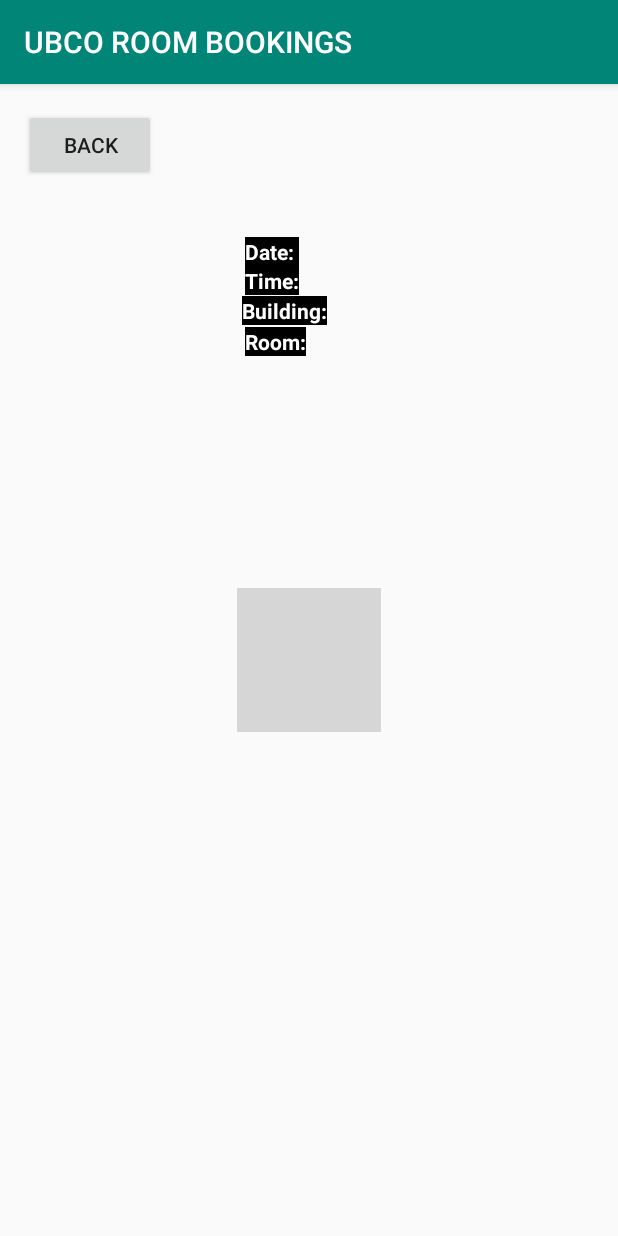
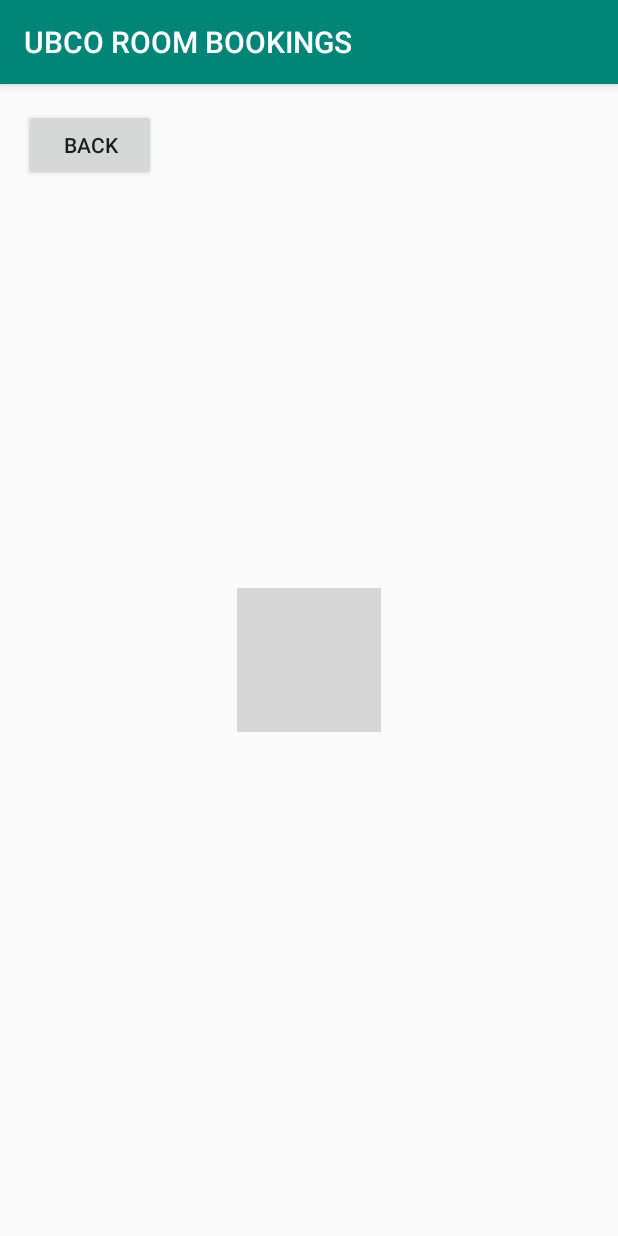
Before and after one commit to PamalM/UBCORB, an Android app: the resultPage screen opened directly, with no data from a screen before it, on a phone screen of 412 x 824 dp. Run offline under Robolectric (Android 15) with nearby library versions, the phone set to English and light mode, and no system bars; grey boxes are pictures that could not be loaded.

Commit message:
- Addition of comments - Removal of unnessesary code. - Cleaned up code structure.

```diff
--- a/app/src/main/assets/data.json
+++ /dev/null
@@ -1,18 +0,0 @@
-[
-        {
-            "date": "2020-1-18",
-            "time" : "11:30:00",
-            "building": "Commons",
-            "room": "COM 201",
-            "id": "1"
-        },
-
-        {
-            "date": "2020-1-18",
-            "time" : "12:00:00",
-            "building": "Arts",
-            "room": "COM 366",
-            "id": "1"
-        }
-
-    ]
--- a/app/src/main/java/ca/ubco/cosc341/ubco_rb/MainActivity.java
+++ b/app/src/main/java/ca/ubco/cosc341/ubco_rb/MainActivity.java
@@ -1,29 +1,20 @@
 package ca.ubco.cosc341.ubco_rb;
 
 import androidx.appcompat.app.AppCompatActivity;
-
 import android.os.Bundle;
 import android.widget.EditText;
 import android.widget.Button;
 import android.view.View;
 import android.content.Context;
 import android.content.Intent;
-import android.widget.Toast;
-
-import java.io.IOException;
-import java.io.InputStream;
-import org.json.JSONArray;
-import org.json.JSONObject;
-
-
-import java.*;
-import java.util.ArrayList;
 
 public class MainActivity extends AppCompatActivity {
 
+    //Widgets.
     EditText dateEntry, hhEntry, mmEntry, timeOfDayEntry, buildingEntry, roomEntry;
     Button sumbitButton;
 
+    //Text-Entry fields that will be passed to conduct search query.
     String room, hours, minutes, building, am_Identifier, date;
 
     @Override
@@ -31,7 +22,7 @@ public class MainActivity extends AppCompatActivity {
         super.onCreate(savedInstanceState);
         setContentView(R.layout.activity_main);
 
-        //Finding the widgets by their appropriate ids.
+        //Find textViews with ids.
         dateEntry = (EditText) findViewById(R.id.dateEntry);
         hhEntry = (EditText) findViewById(R.id.hhEntry);
         mmEntry = (EditText) findViewById(R.id.mmEntry);
@@ -39,15 +30,17 @@ public class MainActivity extends AppCompatActivity {
         buildingEntry = (EditText) findViewById(R.id.buildingEntry);
         roomEntry = (EditText) findViewById(R.id.roomEntry);
 
+        //Find button with id.
         sumbitButton = (Button) findViewById(R.id.submitButton);
 
+        //Set search button onClick event handler.
         sumbitButton.setOnClickListener(new View.OnClickListener() {
 
             //Method will execute when user clicks search button.
             //Grab current values in all text boxes, and save into variables.
             @Override
             public void onClick(View v) {
-
+                //Fetch and save the entered values into variables to be passed on later.
                 room = roomEntry.getText().toString();
                 hours = hhEntry.getText().toString();
                 minutes = mmEntry.getText().toString();
@@ -56,16 +49,15 @@ public class MainActivity extends AppCompatActivity {
                 room = roomEntry.getText().toString();
                 date = dateEntry.getText().toString();
 
-                writeToFile(date, hours, minutes, am_Identifier, building, room);
-
+                //Pass saved values onto method to be processed/printed to terminal and sent over to the search query.
+                passForQuerying(date, hours, minutes, am_Identifier, building, room);
             }
         });
     }
 
-    //Pass the values of the user's text boxes to the method to write to a text file to be passed onto loadJava.
-    public void writeToFile(String date, String hours, String minutes, String am_Identifier, String building, String room) {
-
-        System.out.println("Writing to file.");
+    //Collect and pass the entered values from the text views onto search query for processing.
+    public void passForQuerying(String date, String hours, String minutes, String am_Identifier, String building, String room) {
+        //Print the entered values on terminal.
         System.out.println("Room: " + room);
         System.out.println("Building: " + building);
         System.out.println("Hours: " + hours);
@@ -73,14 +65,9 @@ public class MainActivity extends AppCompatActivity {
         System.out.println("AM/PM: " + am_Identifier);
         System.out.println("Date: " + date);
 
-        //Method redirects user to new empty activity page with resultSet.
-        openResultPage();
+        //After printing results, open a new activity (page) for resultSet.
+        Intent intent = new Intent(this, resultPage.class);
+        startActivity(intent);
 
     }
-
-    public void openResultPage() {
-        Intent intent = new Intent(this, resultPage.class);
-        startActivity(intent);
-    }
-
 }
--- a/app/src/main/java/ca/ubco/cosc341/ubco_rb/resultPage.java
+++ b/app/src/main/java/ca/ubco/cosc341/ubco_rb/resultPage.java
@@ -1,39 +1,28 @@
 package ca.ubco.cosc341.ubco_rb;
 
 import androidx.appcompat.app.AppCompatActivity;
-
 import android.app.LauncherActivity;
 import android.content.Intent;
 import android.os.Bundle;
 import android.view.View;
-import android.widget.ArrayAdapter;
-import android.widget.BaseAdapter;
 import android.widget.Button;
 import android.widget.TextView;
-import android.widget.ListView;
 import android.content.Context;
-
-import java.util.ArrayList;
 
 public class resultPage extends AppCompatActivity {
 
+    //Widgets
     Button returnButton;
-    public static TextView date1, time1, building1, room1;
-
-    private static final String URL = "https://jsoneditoronline.org/?id=b60835f733e94c8b854499eb1c07db2f";
-    private static String date, time, building, room;
 
     @Override
     protected void onCreate(Bundle savedInstanceState) {
         super.onCreate(savedInstanceState);
         setContentView(R.layout.activity_result_page);
 
+        //Find button with id.
         returnButton = (Button) findViewById(R.id.returnButton);
-        date1 = (TextView) findViewById(R.id.date1);
-        time1 = (TextView) findViewById(R.id.time1);
-        building1 = (TextView) findViewById(R.id.building1);
-        room1 = (TextView) findViewById(R.id.room1);
 
+        //Set search button onClick event handler.
         returnButton.setOnClickListener(new View.OnClickListener() {
 
             //Method will execute when user clicks search button.
@@ -45,14 +34,12 @@ public class resultPage extends AppCompatActivity {
             }
         });
 
-
     }
 
+    //Method to be called upon back button onClick event.
     public void returnHome() {
-
         Intent intent = new Intent(this, MainActivity.class);
         startActivity(intent);
-
     }
 
 }
--- a/app/src/main/res/layout/activity_result_page.xml
+++ b/app/src/main/res/layout/activity_result_page.xml
@@ -28,64 +28,4 @@
         app:layout_constraintTop_toTopOf="parent"
         app:srcCompat="@drawable/background" />
 
-    <TextView
-        android:id="@+id/time1"
-        android:layout_width="wrap_content"
-        android:layout_height="wrap_content"
-        android:background="#000000"
-        android:text="Time:"
-        android:textColor="#FFFFFF"
-        android:textStyle="bold"
-        app:layout_constraintBottom_toBottomOf="parent"
-        app:layout_constraintEnd_toEndOf="@+id/imageView"
-        app:layout_constraintHorizontal_bias="0.09"
-        app:layout_constraintStart_toStartOf="@+id/imageView"
-        app:layout_constraintTop_toTopOf="parent"
-        app:layout_constraintVertical_bias="0.162" />
-
-    <TextView
-        android:id="@+id/room1"
-        android:layout_width="wrap_content"
-        android:layout_height="wrap_content"
-        android:background="#000000"
-        android:text="Room:"
-        android:textColor="#FFFFFF"
-        android:textStyle="bold"
-        app:layout_constraintBottom_toBottomOf="parent"
-        app:layout_constraintEnd_toEndOf="@+id/imageView"
-        app:layout_constraintHorizontal_bias="0.091"
-        app:layout_constraintStart_toStartOf="@+id/imageView"
-        app:layout_constraintTop_toTopOf="parent"
-        app:layout_constraintVertical_bias="0.216" />
-
-    <TextView
-        android:id="@+id/date1"
-        android:layout_width="wrap_content"
-        android:layout_height="wrap_content"
-        android:background="#000000"
-        android:text="Date: "
-        android:textColor="#FFFFFF"
-        android:textStyle="bold"
-        app:layout_constraintBottom_toBottomOf="parent"
-        app:layout_constraintEnd_toEndOf="@+id/imageView"
-        app:layout_constraintHorizontal_bias="0.093"
-        app:layout_constraintStart_toStartOf="@+id/imageView"
-        app:layout_constraintTop_toTopOf="parent"
-        app:layout_constraintVertical_bias="0.136" />
-
-    <TextView
-        android:id="@+id/building1"
-        android:layout_width="wrap_content"
-        android:layout_height="wrap_content"
-        android:background="#000000"
-        android:text="Building:"
-        android:textColor="#FFFFFF"
-        android:textStyle="bold"
-        app:layout_constraintBottom_toBottomOf="parent"
-        app:layout_constraintEnd_toEndOf="@+id/imageView"
-        app:layout_constraintHorizontal_bias="0.092"
-        app:layout_constraintStart_toStartOf="@+id/imageView"
-        app:layout_constraintTop_toTopOf="parent"
-        app:layout_constraintVertical_bias="0.189" />
-
 </androidx.constraintlayout.widget.ConstraintLayout>
```
